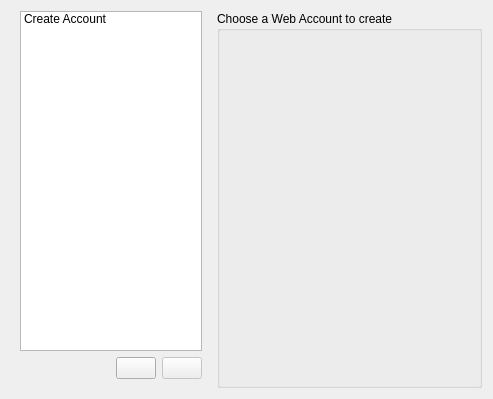
KDE/kaccounts-integration, file src/kcm.ui: the form before one commit.
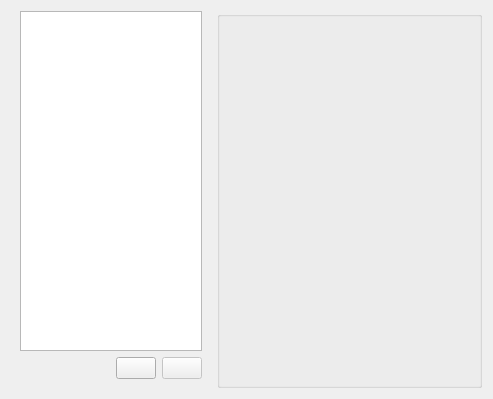
The form after the commit. Icons and pictures are not drawn.

```diff
--- a/src/kcm.ui
+++ b/src/kcm.ui
@@ -39,34 +39,7 @@
        <number>0</number>
       </property>
       <item>
-       <widget class="QListWidget" name="accList">
-        <property name="sizePolicy">
-         <sizepolicy hsizetype="Fixed" vsizetype="Expanding">
-          <horstretch>0</horstretch>
-          <verstretch>0</verstretch>
-         </sizepolicy>
-        </property>
-        <property name="maximumSize">
-         <size>
-          <width>200</width>
-          <height>16777215</height>
-         </size>
-        </property>
-        <property name="gridSize">
-         <size>
-          <width>0</width>
-          <height>0</height>
-         </size>
-        </property>
-        <item>
-         <property name="text">
-          <string>Create Account</string>
-         </property>
-         <property name="flags">
-          <set>ItemIsSelectable|ItemIsUserCheckable|ItemIsEnabled</set>
-         </property>
-        </item>
-       </widget>
+       <widget class="QListWidget" name="accList"/>
       </item>
       <item>
        <layout class="QHBoxLayout" name="horizontalLayout">
@@ -127,7 +100,7 @@
       </sizepolicy>
      </property>
      <property name="title">
-      <string>Choose a Web Account to create</string>
+      <string/>
      </property>
     </widget>
    </item>
```
Left out of the diff: 4 changed lines with no effect on the pictures.
